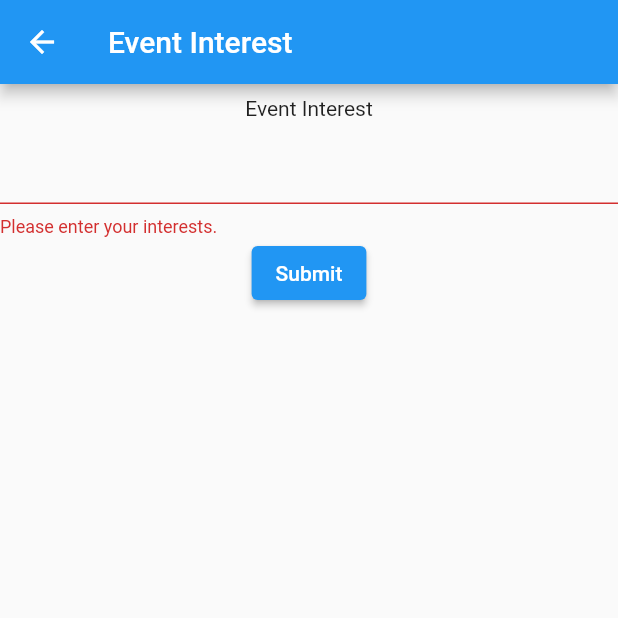
After one commit to kfriday32/nd-oncampus, a Flutter app: the EventsPage screen opened by its route, after a tap on "Submit", on a phone screen of 412 x 824 dp, the top half of it. The commit adds this screen. Run offline on Flutter 3.47's test engine with Material 2 defaults, Android fonts, the phone set to English and light mode, and no system bars.

Commit message:
flutter events page and mongo db

```diff
--- a/flutter_ui/lib/src/app.dart
+++ b/flutter_ui/lib/src/app.dart
@@ -1,6 +1,7 @@
 import 'package:flutter/material.dart';
 import 'navigation.dart';
 import 'home_page.dart';
+import 'events_page.dart';
 
 class OnCampus extends StatelessWidget {
   OnCampus({super.key});
@@ -14,6 +15,7 @@ class OnCampus extends StatelessWidget {
       navigatorKey: navigator.navigatorKey,
       routes: {
         '/': (BuildContext context) => HomePage(navigator: navigator),
+        '/findEvents': (BuildContext context) => EventsPage()
       },
     );
   }
--- /dev/null
+++ b/flutter_ui/lib/src/events_page.dart
@@ -0,0 +1,66 @@
+import 'package:flutter/cupertino.dart';
+import 'package:flutter/material.dart';
+
+class EventsPage extends StatelessWidget {
+
+  const EventsPage({super.key});
+
+  @override
+  Widget build(BuildContext buildContext) {
+    return Scaffold(
+        appBar: AppBar(
+          title: const Text('Event Interest'),
+        ),
+        body: InterestForm()
+    );
+  }
+}
+
+// form to collect user input/interests
+class InterestForm extends StatefulWidget {
+  @override
+  State<InterestForm> createState() => _InterestFormState();
+}
+
+class _InterestFormState extends State<InterestForm> {
+
+  // global key to keep track of form id
+  final _formKey = GlobalKey<FormState>();
+
+  @override
+  Widget build(BuildContext context) {
+    return Form(
+      key: _formKey,
+      // centered column
+      child: Column(
+        children: [
+          Padding(
+            padding: const EdgeInsets.all(8.0),
+            child: Text('Event Interest'),
+          ),
+          TextFormField(
+            // validate user input by checking non-empty
+            validator: (val) {
+              if (val == null || val.isEmpty) {
+                return "Please enter your interests.";
+              }
+              return null;
+            },
+          ),
+          ElevatedButton(
+            onPressed: () {
+              // validate input
+              if (_formKey.currentState!.validate()) {
+                // process the input if valid
+                ScaffoldMessenger.of(context).showSnackBar(
+                  const SnackBar(content: Text('Processing Data')),
+                );
+              }
+            },
+            child: const Text('Submit')
+          ),
+        ],
+      ),
+    );
+  }
+}
```
Also changed, not shown: flutter_ui/lib/src/home_page.dart (+12 -0 lines), 1 other file.
